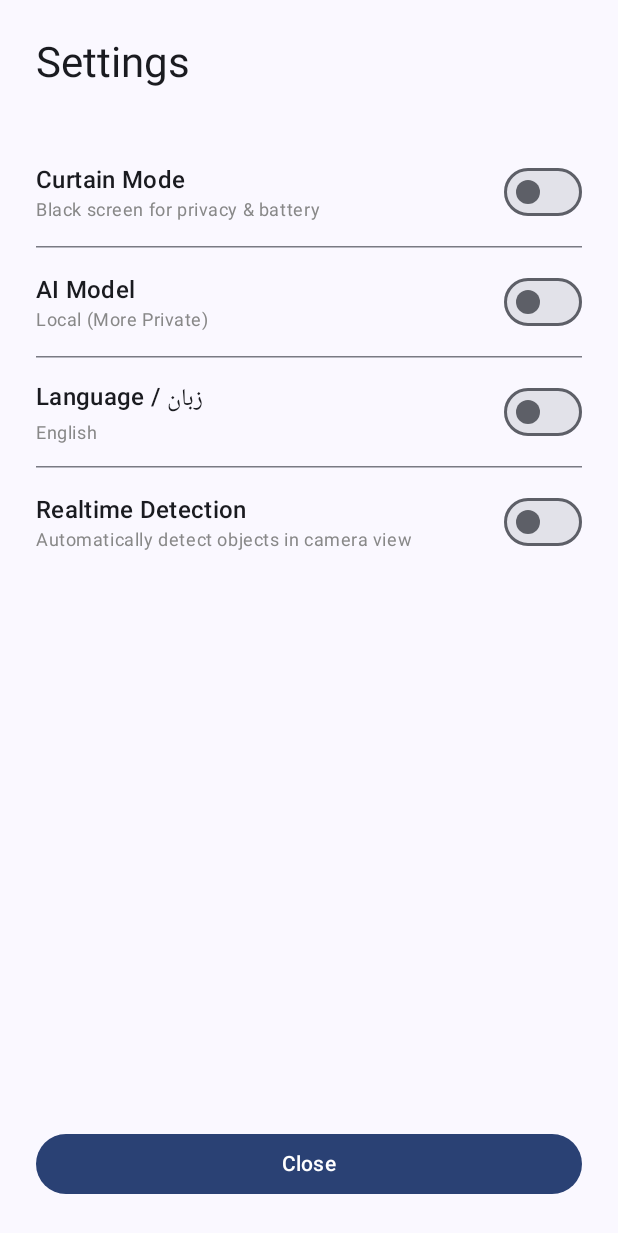
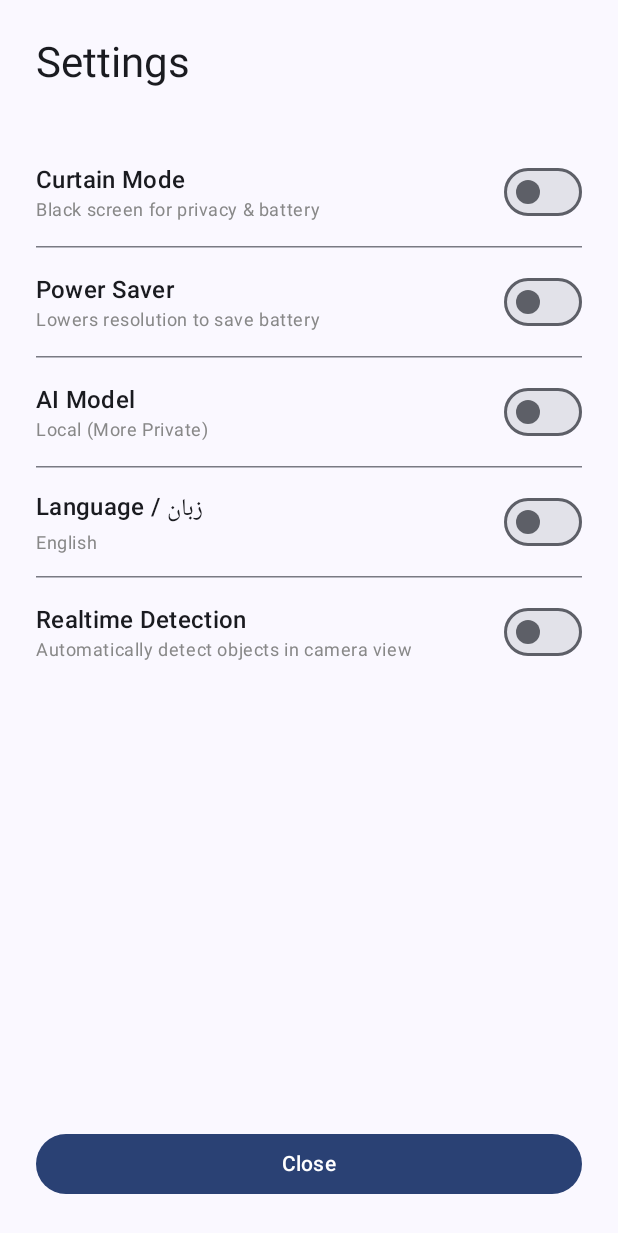
Before and after one commit to Amehran/BeMyEyes, an Android app built with Jetpack Compose: the composable SettingsScreen shown on its own in the app's theme, on a phone screen of 412 x 824 dp. Shown: the top 1233 px of the screen. Run offline under Robolectric (Android 15) with nearby library versions, the phone set to English and light mode, and no system bars.

Commit message:
Android: Implement Power Saver Mode (VGA Resolution) for battery optimization

```diff
--- a/app/src/main/java/com/amehran/bemyeyes/presentation/ui/settings/SettingsScreen.kt
+++ b/app/src/main/java/com/amehran/bemyeyes/presentation/ui/settings/SettingsScreen.kt
@@ -19,7 +19,9 @@ fun SettingsScreen(
     isFarsi: Boolean,
     onLanguageChange: (Boolean) -> Unit,
     isRealtimeDetectionEnabled: Boolean,
-    onRealtimeDetectionChange: (Boolean) -> Unit
+    onRealtimeDetectionChange: (Boolean) -> Unit,
+    isPowerSaverMode: Boolean,
+    onPowerSaverChange: (Boolean) -> Unit
 ) {
     androidx.activity.compose.BackHandler {
         onDismiss()
@@ -64,6 +66,33 @@ fun SettingsScreen(
                 Switch(
                     checked = isCurtainMode,
                     onCheckedChange = onCurtainModeChange
+                )
+            }
+
+            HorizontalDivider()
+
+            // Power Saver Mode Setting
+            Row(
+                modifier = Modifier
+                    .fillMaxWidth()
+                    .padding(vertical = 12.dp),
+                verticalAlignment = Alignment.CenterVertically,
+                horizontalArrangement = Arrangement.SpaceBetween
+            ) {
+                Column(modifier = Modifier.weight(1f)) {
+                    Text(
+                        text = "Power Saver",
+                        style = MaterialTheme.typography.titleMedium
+                    )
+                    Text(
+                        text = "Lowers resolution to save battery",
+                        style = MaterialTheme.typography.bodySmall,
+                        color = Color.Gray
+                    )
+                }
+                Switch(
+                    checked = isPowerSaverMode,
+                    onCheckedChange = onPowerSaverChange
                 )
             }
 
```
Also changed, not shown: app/src/main/java/com/amehran/bemyeyes/presentation/ui/camera/CameraScreen.kt (+44 -9 lines), app/src/main/java/com/amehran/bemyeyes/presentation/ui/camera/CameraViewModel.kt (+8 -0 lines).
